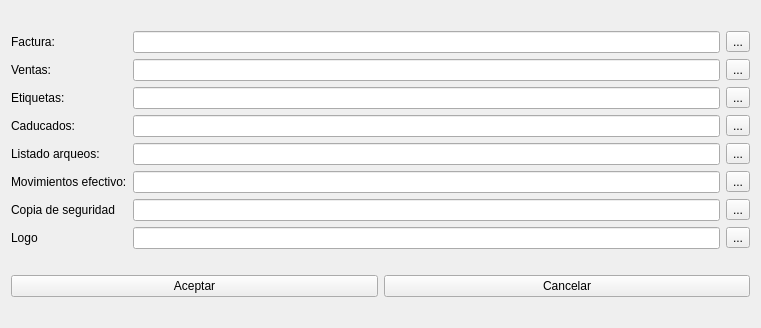
Before: the Qt Designer form directorios.ui in Ladis72/tienda, drawn with Qt 5.
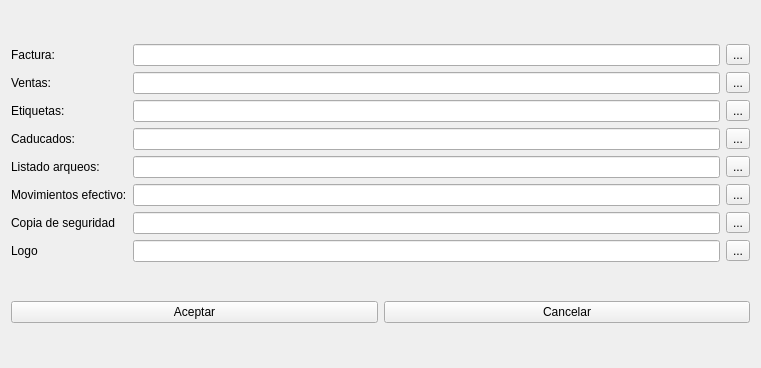
After: the same form once the commit is applied. Icons and pictures are not drawn.

Patch:
```diff
--- a/directorios.ui
+++ b/directorios.ui
@@ -7,7 +7,7 @@
     <x>0</x>
     <y>0</y>
     <width>761</width>
-    <height>328</height>
+    <height>368</height>
    </rect>
   </property>
   <property name="windowTitle">
```
